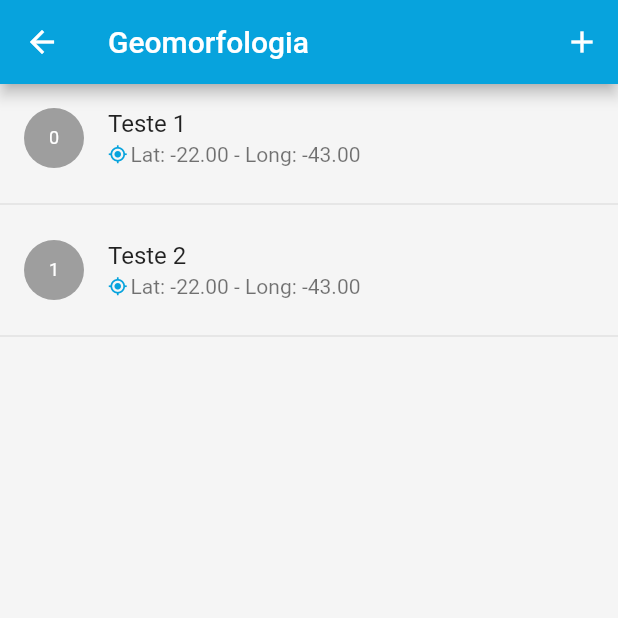
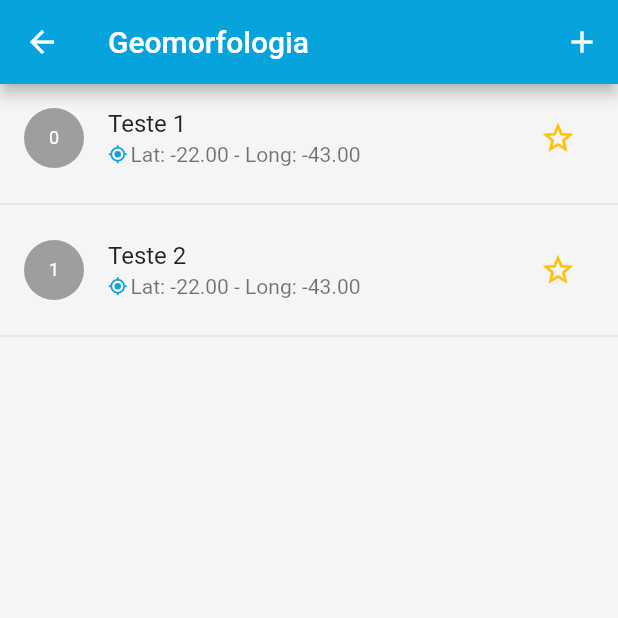
Before and after one commit to igeo-plus/igeo-plus, a Flutter app: the TabsScreen screen opened by its route, after a tap on "Geomorfologia", on a phone screen of 412 x 824 dp, the top half of it. Run offline on Flutter 3.47's test engine with Material 2 defaults, Android fonts, the phone set to English and light mode, and no system bars; our stand-ins replace flutter_map, google_maps_flutter, latlong2, location.

Commit message:
drawer corrected

```diff
--- a/lib/components/main_drawer.dart
+++ b/lib/components/main_drawer.dart
@@ -21,32 +21,12 @@ class MainDrawer extends StatelessWidget {
       backgroundColor: Colors.white,
       child: Column(
         children: [
-          Container(
-            color: Color.fromARGB(255, 7, 163, 221),
-            height: 100,
-            width: double.infinity,
-            child: Container(
-              margin: EdgeInsets.only(
-                left: 15,
-              ),
-              child: Row(
-                children: [
-                  Icon(
-                    Icons.settings,
-                    color: Colors.black,
-                  ),
-                  Padding(
-                    padding: const EdgeInsets.only(left: 5),
-                    child: Text(
-                      "Configurações",
-                      style: TextStyle(color: Colors.white, fontSize: 18),
-                    ),
-                  ),
-                ],
-              ),
-            ),
+          AppBar(
+            title: Text("Configurações"),
+            automaticallyImplyLeading: false,
           ),
           _createDrawerItem(Icons.person, "Editar conta", () => {}),
+          _createDrawerItem(Icons.logout, "Logout", () => {})
         ],
       ),
     );
--- a/lib/components/point_item.dart
+++ b/lib/components/point_item.dart
@@ -5,11 +5,16 @@ import '../models/subject.dart';
 
 import '../utils/routes.dart';
 
-class PointItem extends StatelessWidget {
+class PointItem extends StatefulWidget {
   final List<Point> points;
   final void Function(int) onDeletePoint;
   const PointItem(this.points, this.onDeletePoint);
 
+  @override
+  State<PointItem> createState() => _PointItemState();
+}
+
+class _PointItemState extends State<PointItem> {
   void _goToPointDetailsScreen(
       BuildContext context, Subject subject, Point point) {
     Navigator.of(context).pushNamed(AppRoutes.POINT_DETAIL,
@@ -20,19 +25,19 @@ class PointItem extends StatelessWidget {
   Widget build(BuildContext context) {
     final subject = ModalRoute.of(context)!.settings.arguments as Subject;
     return ListView.builder(
-      itemCount: points.length,
+      itemCount: widget.points.length,
       itemBuilder: (ctx, index) {
         return Column(
           children: [
             InkWell(
-              onTap: () =>
-                  _goToPointDetailsScreen(context, subject, points[index]),
+              onTap: () => _goToPointDetailsScreen(
+                  context, subject, widget.points[index]),
               splashColor: Colors.amber,
               hoverColor: Color.fromARGB(255, 181, 220, 238),
               child: Dismissible(
-                key: ValueKey(points[index].id),
+                key: ValueKey(widget.points[index].id),
                 onDismissed: (_) {
-                  onDeletePoint(points[index].id!);
+                  widget.onDeletePoint(widget.points[index].id!);
                 },
                 direction: DismissDirection.endToStart,
                 background: Container(
@@ -56,7 +61,7 @@ class PointItem extends StatelessWidget {
                       backgroundColor: Colors.grey,
                     ),
                   ),
-                  title: Text(points[index].name!),
+                  title: Text(widget.points[index].name!),
                   subtitle: Row(
                     children: [
                       Container(
@@ -68,8 +73,24 @@ class PointItem extends StatelessWidget {
                         ),
                       ),
                       Text(
-                          "Lat: ${points[index].lat!.toStringAsFixed(2)} - Long: ${points[index].long!.toStringAsFixed(2)}"),
+                          "Lat: ${widget.points[index].lat!.toStringAsFixed(2)} - Long: ${widget.points[index].long!.toStringAsFixed(2)}"),
                     ],
+                  ),
+                  trailing: IconButton(
+                    icon: widget.points[index].isFavorite
+                        ? Icon(
+                            Icons.star,
+                            color: Colors.amber,
+                          )
+                        : Icon(
+                            Icons.star_outline,
+                            color: Colors.amber,
+                          ),
+                    onPressed: () {
+                      setState(() {
+                        widget.points[index].toggleFavorite();
+                      });
+                    },
                   ),
                 ),
               ),
--- a/lib/screens/favorite_screen.dart
+++ b/lib/screens/favorite_screen.dart
@@ -0,0 +1,19 @@
+import 'package:flutter/cupertino.dart';
+import 'package:flutter/src/widgets/container.dart';
+import 'package:flutter/src/widgets/framework.dart';
+
+class FavoriteScreen extends StatefulWidget {
+  const FavoriteScreen({super.key});
+
+  @override
+  State<FavoriteScreen> createState() => _FavoriteScreenState();
+}
+
+class _FavoriteScreenState extends State<FavoriteScreen> {
+  @override
+  Widget build(BuildContext context) {
+    return Column(
+      children: [],
+    );
+  }
+}
--- a/lib/screens/tabs_screen.dart
+++ b/lib/screens/tabs_screen.dart
@@ -1,6 +1,9 @@
 import 'package:flutter/material.dart';
+
 import 'subjects_screen.dart';
 import 'beach_classification_screen.dart';
+import 'favorite_screen.dart';
+
 import '../components/main_drawer.dart';
 
 class TabsScreen extends StatefulWidget {
@@ -15,6 +18,7 @@ class _TabsScreenState extends State<TabsScreen> {
   final List<Map<String, Object>> _screens = [
     {"title": "Campos", "screen": SubjectsScreen()},
     {"title": "Classificação de Praias", "screen": BeachClassificationScreen()},
+    {"title": "Pontos Favoritos", "screen": FavoriteScreen()}
   ];
 
   void _selectScreen(int index) {
@@ -45,6 +49,12 @@ class _TabsScreenState extends State<TabsScreen> {
           BottomNavigationBarItem(
             icon: Icon(Icons.beach_access),
             label: 'Classificação de praias',
+          ),
+          BottomNavigationBarItem(
+            icon: Icon(
+              Icons.star_border,
+            ),
+            label: 'Pontos favoritos',
           )
         ],
       ),
```
